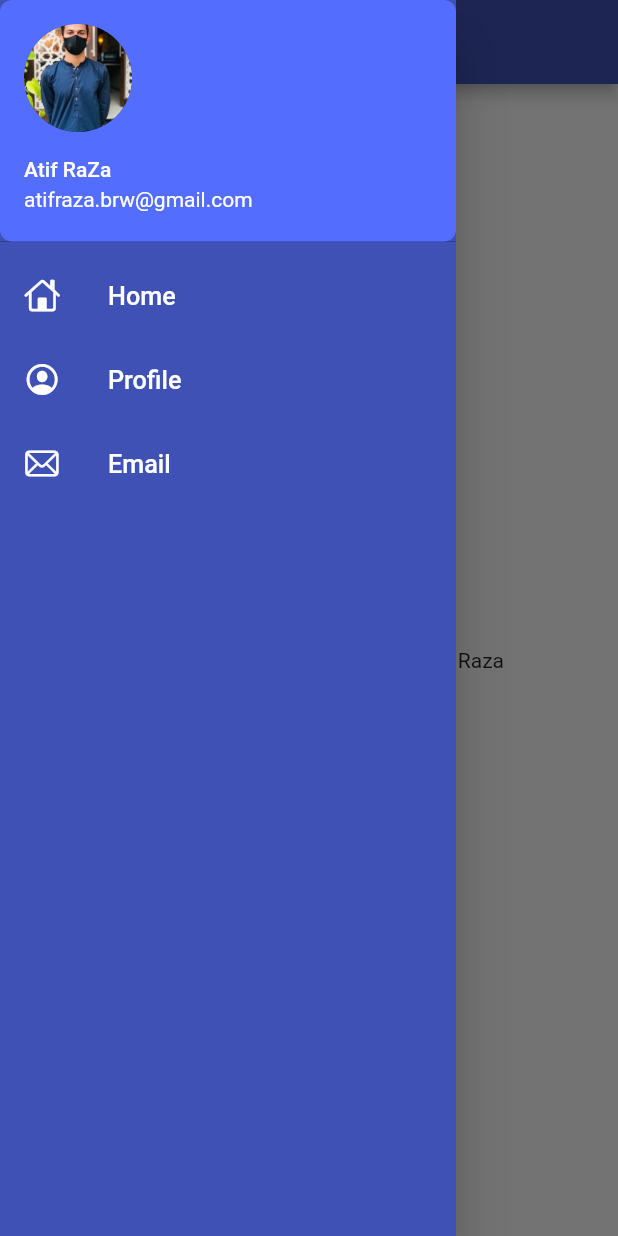
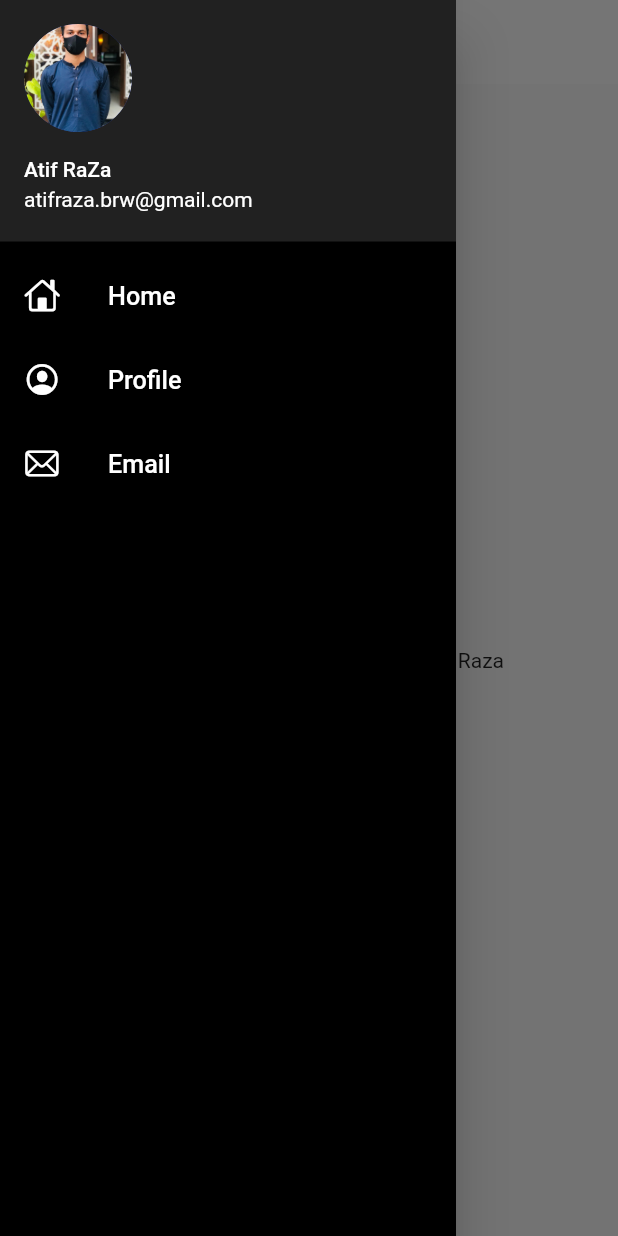
Before and after one commit to atifraza158/FlutterCourse, a Flutter app: the screen it shows after launch, with the side drawer open, on a phone screen of 412 x 824 dp. Run offline on Flutter 3.47's test engine with Material 2 defaults, Android fonts, the phone set to English and light mode, and no system bars.

Commit message:
day4 completed

```diff
--- a/lib/main.dart
+++ b/lib/main.dart
@@ -1,3 +1,4 @@
+import 'package:catalog_2/pages/widgets/theme.dart';
 import 'package:catalog_2/utiles/routes.dart';
 
 import 'pages/login_page.dart';
@@ -16,12 +17,8 @@ class MyApp extends StatelessWidget {
     return MaterialApp(
       debugShowCheckedModeBanner: false,
       themeMode: ThemeMode.light,
-      theme: ThemeData(
-        primarySwatch: Colors.indigo,
-      ),
-      darkTheme: ThemeData(
-        brightness: Brightness.dark,
-      ),
+      theme: MyTheme.lightTheme(context),
+      darkTheme: MyTheme.darkTheme(context),
       initialRoute: MyRoutes.homeRoute,
       routes: {
         "/": (context) => HomePage(),
--- a/lib/pages/home_page.dart
+++ b/lib/pages/home_page.dart
@@ -10,7 +10,12 @@ class HomePage extends StatelessWidget {
     String name = 'Atif Raza';
     return Scaffold(
       appBar: AppBar(
-        title: Text("Catalog_App"),
+        title: Text(
+          "Catalog App",
+          style: TextStyle(
+            color: Colors.black,
+          ),
+        ),
         centerTitle: true,
       ),
       body: Center(
--- a/lib/pages/widgets/drawer.dart
+++ b/lib/pages/widgets/drawer.dart
@@ -9,26 +9,23 @@ class MyDrawer extends StatelessWidget {
   Widget build(BuildContext context) {
     return Drawer(
       child: Container(
-        color: Colors.indigo,
+        // padding: EdgeInsets.zero,
+        color: Colors.black,
         child: ListView(
-          padding: EdgeInsets.zero,
+          // padding: EdgeInsets.zero,
           children: [
-            DrawerHeader(
-                padding: EdgeInsets.zero,
-                child: UserAccountsDrawerHeader(
+            UserAccountsDrawerHeader(
               decoration: BoxDecoration(
-                    color: Colors.indigoAccent,
-                    borderRadius: BorderRadius.circular(8),
+                color: Colors.grey[900],
               ),
-                  margin: EdgeInsets.zero,
               accountName: Text("Atif RaZa"),
-                  accountEmail: Text('atifraza.brw@gmail.com'),
+              accountEmail: Text(
+                "atifraza.brw@gmail.com",
+              ),
               currentAccountPicture: CircleAvatar(
-                    backgroundImage: AssetImage(
-                      "assets/images/image.jpg",
+                backgroundImage: AssetImage("assets/images/image.jpg"),
               ),
             ),
-                )),
             ListTile(
               leading: Icon(
                 CupertinoIcons.home,
@@ -67,7 +64,7 @@ class MyDrawer extends StatelessWidget {
                   color: Colors.white,
                 ),
               ),
-            ),
+            )
           ],
         ),
       ),
--- /dev/null
+++ b/lib/pages/widgets/theme.dart
@@ -0,0 +1,16 @@
+import 'package:flutter/material.dart';
+
+class MyTheme {
+  static ThemeData lightTheme(BuildContext context) => ThemeData(
+      primarySwatch: Colors.indigo,
+      appBarTheme: AppBarTheme(
+        color: Colors.white,
+        elevation: 0.0,
+        iconTheme: IconThemeData(color: Colors.black),
+        textTheme: Theme.of(context).textTheme,
+        // textTheme: Theme.of(context).textTheme,
+      ));
+  static ThemeData darkTheme(BuildContext context) => ThemeData(
+        brightness: Brightness.dark,
+      );
+}
--- a/pubspec.yaml
+++ b/pubspec.yaml
@@ -34,6 +34,7 @@ dependencies:
   # The following adds the Cupertino Icons font to your application.
   # Use with the CupertinoIcons class for iOS style icons.
   cupertino_icons: ^1.0.2
+  google_fonts: ^2.3.1
 
 dev_dependencies:
   flutter_test:
```
Also changed, not shown: lib/models/catalog.dart (added, +22 -0 lines). Lines whose indentation alone changed are shown as unchanged.
